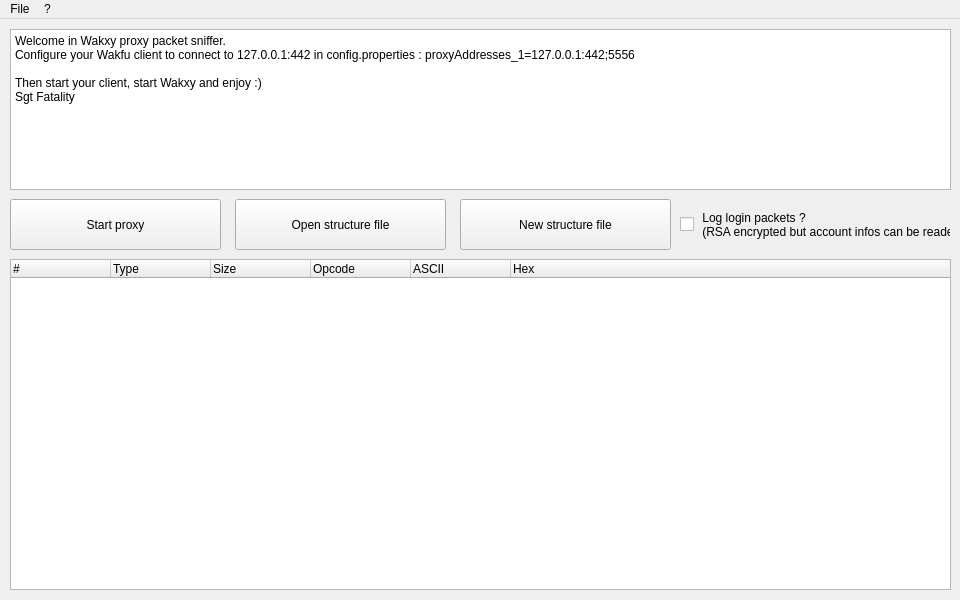
Before: the Qt Designer form src/mainwindow.ui in WakBox/Wakxy, drawn with Qt 5.
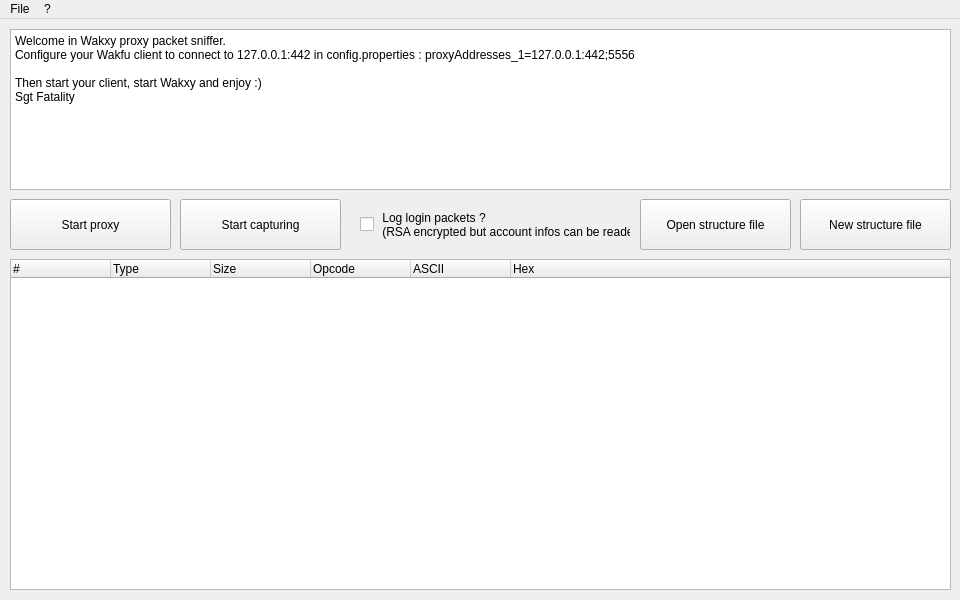
After: the same form once the commit is applied. Icons and pictures are not drawn.

Commit message: Ajout d'une option qui permet d'activer et désactiver la capture des paquets.

Diff of the .ui file:
```diff
--- a/src/mainwindow.ui
+++ b/src/mainwindow.ui
@@ -35,7 +35,7 @@
      <rect>
       <x>10</x>
       <y>180</y>
-      <width>211</width>
+      <width>161</width>
       <height>51</height>
      </rect>
     </property>
@@ -106,7 +106,7 @@
    <widget class="QCheckBox" name="logLoginPacket">
     <property name="geometry">
      <rect>
-      <x>680</x>
+      <x>360</x>
       <y>180</y>
       <width>271</width>
       <height>51</height>
@@ -120,9 +120,9 @@
    <widget class="QPushButton" name="buttonNewStruct">
     <property name="geometry">
      <rect>
-      <x>460</x>
+      <x>800</x>
       <y>180</y>
-      <width>211</width>
+      <width>151</width>
       <height>51</height>
      </rect>
     </property>
@@ -133,9 +133,9 @@
    <widget class="QPushButton" name="buttonOpenStruct">
     <property name="geometry">
      <rect>
-      <x>235</x>
+      <x>640</x>
       <y>180</y>
-      <width>211</width>
+      <width>151</width>
       <height>51</height>
      </rect>
     </property>
@@ -143,6 +143,19 @@
      <string>Open structure file</string>
     </property>
    </widget>
+   <widget class="QPushButton" name="buttonStartCapture">
+    <property name="geometry">
+     <rect>
+      <x>180</x>
+      <y>180</y>
+      <width>161</width>
+      <height>51</height>
+     </rect>
+    </property>
+    <property name="text">
+     <string>Start capturing</string>
+    </property>
+   </widget>
   </widget>
   <widget class="QMenuBar" name="menuBar">
    <property name="geometry">
```
The commit also changes 5 other files.
